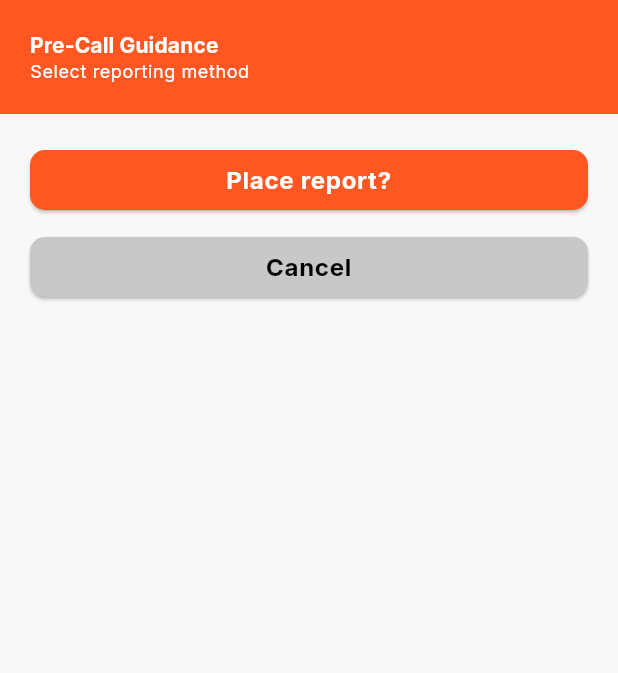
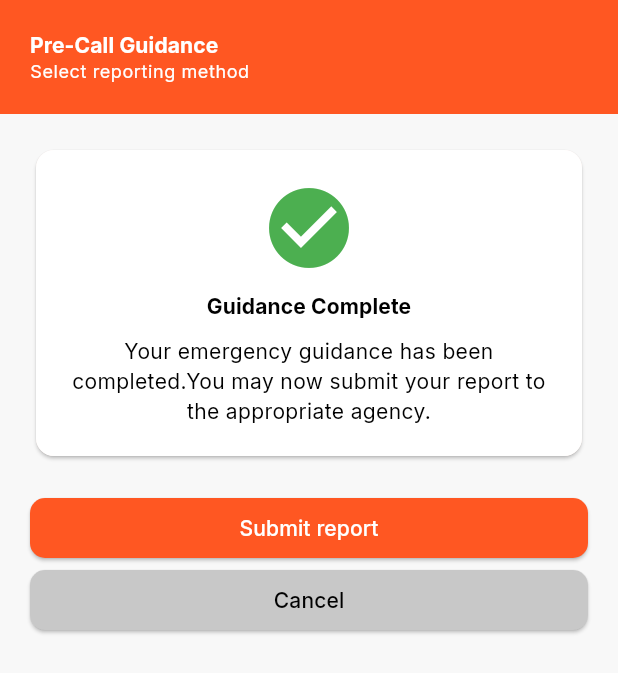
Before and after one commit to Ignatious04/capstone-mobile, a Flutter app: the PreCallGuidanceSummaryScreen screen opened directly, on a phone screen of 412 x 824 dp. Shown: the top 673 px of the screen. Run offline on Flutter 3.47's test engine with Material 3 defaults, Android fonts, the phone set to English and light mode, and no system bars; our stand-ins replace camera, cloud_firestore, curved_labeled_navigation_bar, firebase_auth, firebase_core, firebase_database and 6 more; accounts and stored records are empty.

Commit message:
Addition of summary screen cards and navigation stack fix.

```diff
--- a/lib/core/shared/widgets/text/text_body_medium.dart
+++ b/lib/core/shared/widgets/text/text_body_medium.dart
@@ -1,17 +1,24 @@
 import 'package:flutter/material.dart';
 
 class TextBodyMedium extends StatelessWidget {
-  const TextBodyMedium({super.key, required this.title, this.color = Colors.black, this.isBold = true});
+  const TextBodyMedium({
+    super.key,
+    required this.title,
+    this.color = Colors.black,
+    this.alignment = TextAlign.start,
+    this.isBold = true,
+  });
 
   final String title;
   final Color color;
+  final TextAlign alignment;
   final bool isBold;
 
   @override
   Widget build(BuildContext context) {
     return Text(
       title,
-      textAlign: TextAlign.center,
+      textAlign: alignment,
       style:
           Theme.of(
             context,
--- a/lib/features/main/home_screen.dart
+++ b/lib/features/main/home_screen.dart
@@ -1,5 +1,6 @@
 import 'package:capstone/core/enums/map_mode_enum.dart';
 import 'package:capstone/core/shared/providers/location_provider.dart';
+import 'package:capstone/core/shared/widgets/custom_circular_progress_indicator.dart';
 import 'package:capstone/core/shared/widgets/custom_header_widget.dart';
 import 'package:capstone/core/shared/widgets/text/text_body_medium.dart';
 import 'package:capstone/features/map/widgets/map_tile_widget.dart';
@@ -66,7 +67,7 @@ class _HomeScreenState extends ConsumerState<HomeScreen> {
                           initialLocation: latLng,
                           mode: MapModeEnum.view,
                         ),
-                        loading: () => Center(child: const CircularProgressIndicator()),
+                        loading: () => Center(child: const CustomCircularProgressIndicator()),
                         error: (e, _) => Text(e.toString()),
                       ),
                     ),
--- a/lib/features/pre_call_guidance/views/pre_call_guidance_page_view.dart
+++ b/lib/features/pre_call_guidance/views/pre_call_guidance_page_view.dart
@@ -35,7 +35,7 @@ class _PreCallGuidancePageViewState extends ConsumerState<PreCallGuidancePageVie
         curve: Curves.easeIn,
       );
     } else {
-      Navigator.push(
+      Navigator.pushReplacement(
         context,
         MaterialPageRoute(
           builder: (context) {
--- a/lib/features/pre_call_guidance/views/pre_call_guidance_summary_screen.dart
+++ b/lib/features/pre_call_guidance/views/pre_call_guidance_summary_screen.dart
@@ -1,51 +1,34 @@
-import 'package:capstone/core/shared/widgets/text/text_body_large.dart';
+import 'package:capstone/core/shared/widgets/custom_header_widget.dart';
+import 'package:capstone/core/shared/widgets/text/text_body_medium.dart';
+import 'package:capstone/core/shared/widgets/text/text_title_small.dart';
 import 'package:capstone/core/themes/app_colors.dart';
 import 'package:capstone/features/main/main_screen.dart';
+import 'package:capstone/features/pre_call_guidance/providers/guidance_provider.dart';
+import 'package:capstone/features/pre_call_guidance/widgets/pre_call_guidance_summary_card_widget.dart';
 import 'package:flutter/material.dart';
 import 'package:flutter/services.dart';
+import 'package:flutter_riverpod/flutter_riverpod.dart';
 
-class PreCallGuidanceSummaryScreen extends StatelessWidget {
+class PreCallGuidanceSummaryScreen extends ConsumerWidget {
   const PreCallGuidanceSummaryScreen({super.key});
   static const size = 25.0;
 
   @override
-  Widget build(BuildContext context) {
+  Widget build(BuildContext context, WidgetRef ref) {
+    final state = ref.watch(guidanceProvider);
     return Scaffold(
       body: AnnotatedRegion<SystemUiOverlayStyle>(
         value: SystemUiOverlayStyle(statusBarColor: Colors.deepOrange),
         child: SafeArea(
+          child: SingleChildScrollView(
             child: Column(
               crossAxisAlignment: CrossAxisAlignment.center,
               children: [
-              Container(
+                SizedBox(
                   width: double.infinity,
-                color: Colors.deepOrange,
-                child: Padding(
-                  padding: const EdgeInsets.all(20),
-                  child: Column(
-                    crossAxisAlignment: CrossAxisAlignment.start,
-                    children: [
-                      Text(
-                        "Pre-Call Guidance",
-                        style:
-                            Theme.of(
-                              context,
-                            ).textTheme.titleSmall?.copyWith(
-                              color: Colors.white,
-                              fontWeight: FontWeight.bold,
-                            ),
-                      ),
-                      Text(
-                        "Select reporting method",
-                        style:
-                            Theme.of(
-                              context,
-                            ).textTheme.bodySmall?.copyWith(
-                              color: Colors.white,
-                            ),
-                      ),
-                    ],
-                  ),
+                  child: CustomHeaderWidget(
+                    title: "Pre-Call Guidance",
+                    body: "Select reporting method",
                   ),
                 ),
                 Padding(
@@ -53,25 +36,70 @@ class PreCallGuidanceSummaryScreen extends StatelessWidget {
                   child: Column(
                     crossAxisAlignment: CrossAxisAlignment.stretch,
                     children: [
+                      Card(
+                        child: Container(
+                          decoration: BoxDecoration(
+                            borderRadius: BorderRadius.circular(12),
+                            color: Colors.white,
+                          ),
+                          child: Padding(
+                            padding: const EdgeInsets.all(20),
+                            child: Column(
+                              children: [
+                                Icon(
+                                  Icons.check_circle,
+                                  color: Colors.green,
+                                  size: 64,
+                                ),
+                                const SizedBox(height: 10),
+                                TextTitleSmall(
+                                  title: "Guidance Complete",
+                                  isBold: true,
+                                ),
+                                const SizedBox(height: 10),
+                                TextBodyMedium(
+                                  title:
+                                      "Your emergency guidance has been completed."
+                                      "You may now submit your report to the appropriate agency.",
+                                  alignment: TextAlign.center,
+                                  isBold: false,
+                                ),
+                              ],
+                            ),
+                          ),
+                        ),
+                      ),
+                      SizedBox(height: 10),
+                      ListView.builder(
+                        shrinkWrap: true,
+                        physics: const NeverScrollableScrollPhysics(),
+                        itemCount: state.questions.length,
+                        itemBuilder: (_, index) {
+                          final question = state.questions[index];
+
+                          return PreCallGuidanceSummaryCardWidget(
+                            question: question.question,
+                            answer: question.answer.toString(),
+                          );
+                        },
+                      ),
+                      SizedBox(height: 10),
                       ElevatedButton(
                         onPressed: () {},
                         style: ElevatedButton.styleFrom(
                           backgroundColor: Colors.deepOrange,
+                          foregroundColor: Colors.white,
                           shape: RoundedRectangleBorder(
                             borderRadius: BorderRadius.circular(10),
                           ),
                         ),
-                      child: TextBodyLarge(
-                        title: "Place report?",
-                        color: Colors.white,
+                        child: Text(
+                          "Submit report",
                         ),
-                    ),
-                    SizedBox(
-                      height: 10,
                       ),
                       ElevatedButton(
                         onPressed: () {
-                        Navigator.push(
+                          Navigator.pushReplacement(
                             context,
                             MaterialPageRoute(
                               builder: (context) {
@@ -82,13 +110,13 @@ class PreCallGuidanceSummaryScreen extends StatelessWidget {
                         },
                         style: ElevatedButton.styleFrom(
                           backgroundColor: AppColors.lighterBlack,
+                          foregroundColor: Colors.black,
                           shape: RoundedRectangleBorder(
                             borderRadius: BorderRadius.circular(10),
                           ),
                         ),
-                      child: TextBodyLarge(
-                        title: "Cancel",
-                        color: Colors.black,
+                        child: Text(
+                          "Cancel",
                         ),
                       ),
                       SizedBox(
@@ -101,6 +129,7 @@ class PreCallGuidanceSummaryScreen extends StatelessWidget {
             ),
           ),
         ),
+      ),
     );
   }
 }
```
Also changed, not shown: lib/core/shared/widgets/auth_wrapper.dart (+4 -5 lines), lib/features/pre_call_guidance/widgets/pre_call_guidance_summary_card_widget.dart (added, +36 -0 lines), lib/features/profile/views/profile_screen.dart (+6 -13 lines). Lines whose indentation alone changed are shown as unchanged.
